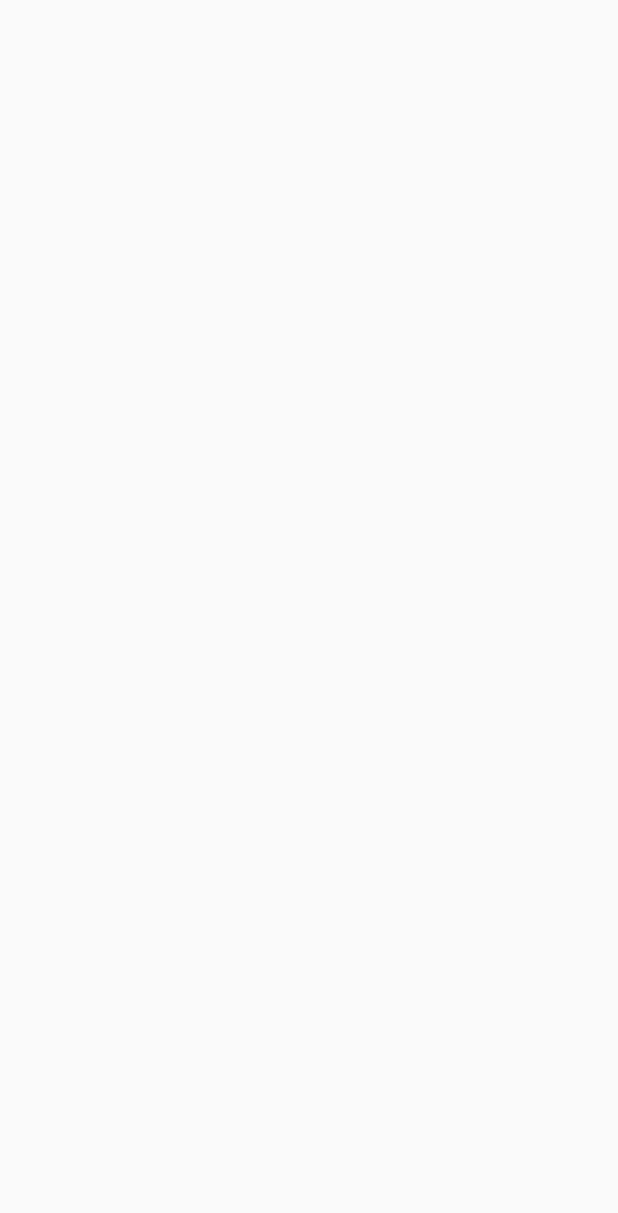
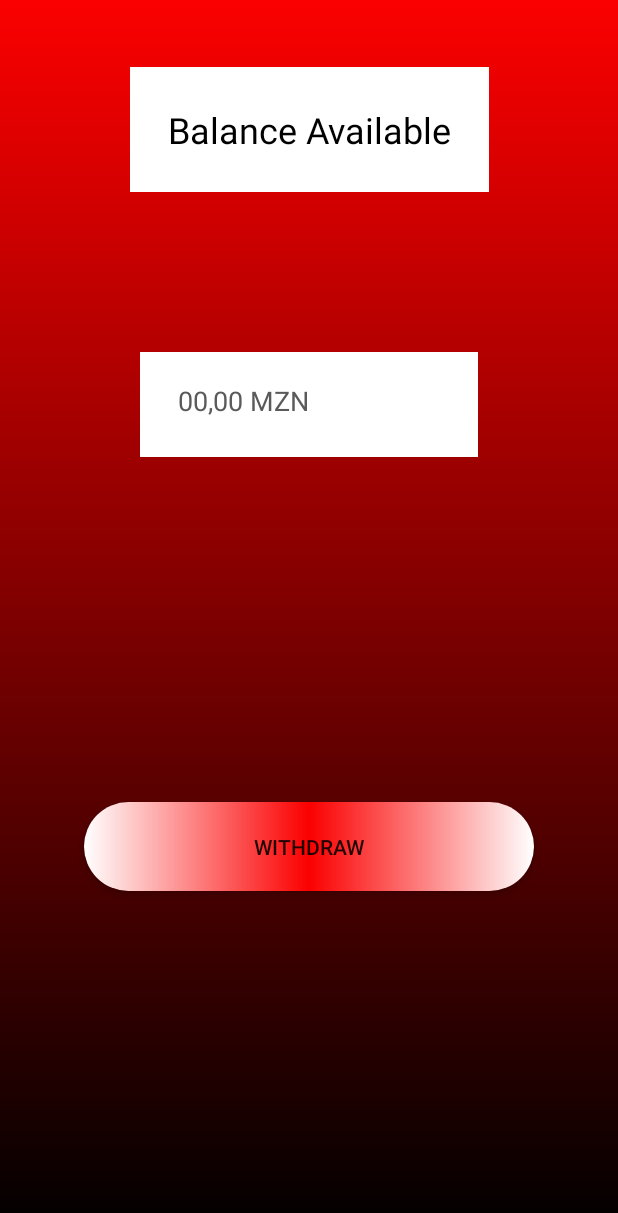
Before and after one commit to DaltonChivambo/Bank_System, an Android app: the MainActivity screen opened directly, with no data from a screen before it, on a phone screen of 412 x 824 dp. Before the commit the part shown is empty. Shown: the top 1213 px of the screen. Run offline under Robolectric (Android 15) with nearby library versions, the phone set to English and light mode, and no system bars.

Commit message:
Creating Components From MainActivity

```diff
--- a/app/src/main/java/com/skycoop/myapplication/PasswordActivity.java
+++ b/app/src/main/java/com/skycoop/myapplication/PasswordActivity.java
@@ -34,7 +34,7 @@ public class PasswordActivity extends AppCompatActivity {
                 goMainActivity();
             }else{
                 //Toasts is use for show message
-                Toast.makeText(PasswordActivity.this,"Invalid Password",Toast.LENGTH_LONG).show();
+                Toast.makeText(PasswordActivity.this,"Invalid Password",Toast.LENGTH_SHORT).show();
             }
         });
     }
--- a/app/src/main/java/com/skycoop/myapplication/SplashActivity.java
+++ b/app/src/main/java/com/skycoop/myapplication/SplashActivity.java
@@ -28,8 +28,8 @@ public class SplashActivity extends AppCompatActivity {
 
     private void ActivityPassword(){
         //Navegate to other activity (intent)
-
         Intent intent = new Intent(SplashActivity.this,PasswordActivity.class);
         startActivity(intent);
+        finish();
     }
 }
--- a/app/src/main/res/layout/activity_main.xml
+++ b/app/src/main/res/layout/activity_main.xml
@@ -4,4 +4,51 @@
     xmlns:tools="http://schemas.android.com/tools"
     android:layout_width="match_parent"
     android:layout_height="match_parent"
-    tools:context=".MainActivity" />
+    android:background="@drawable/password_page_style"
+    tools:context=".MainActivity" >
+
+    <TextView
+        android:id="@+id/textView"
+        android:layout_width="wrap_content"
+        android:layout_height="wrap_content"
+        android:background="@color/white"
+        android:padding="25dp"
+        android:text="Balance Available"
+        android:textColor="#000000"
+        android:textColorHighlight="#424242"
+        android:textSize="24sp"
+        app:layout_constraintBottom_toBottomOf="parent"
+        app:layout_constraintEnd_toEndOf="parent"
+        app:layout_constraintStart_toStartOf="parent"
+        app:layout_constraintTop_toTopOf="parent"
+        app:layout_constraintVertical_bias="0.060000002" />
+
+    <EditText
+        android:id="@+id/editTextNumberDecimal"
+        android:layout_width="225dp"
+        android:layout_height="70dp"
+        android:background="@color/white"
+        android:ems="10"
+        android:hint="00,00 MZN"
+        android:inputType="numberDecimal"
+        android:padding="25dp"
+        android:textColor="#000000"
+        android:textColorHint="#5A5A5A"
+        android:textSize="18sp"
+        app:layout_constraintBottom_toBottomOf="parent"
+        app:layout_constraintEnd_toEndOf="parent"
+        app:layout_constraintStart_toStartOf="parent"
+        app:layout_constraintTop_toBottomOf="@+id/textView"
+        app:layout_constraintVertical_bias="0.17000002" />
+
+    <Button
+        android:id="@+id/button"
+        android:layout_width="300dp"
+        android:layout_height="wrap_content"
+        android:background="@drawable/button_shape"
+        android:text="withdraw"
+        app:layout_constraintBottom_toBottomOf="parent"
+        app:layout_constraintEnd_toEndOf="parent"
+        app:layout_constraintStart_toStartOf="parent"
+        app:layout_constraintTop_toBottomOf="@+id/editTextNumberDecimal" />
+</androidx.constraintlayout.widget.ConstraintLayout>
```
